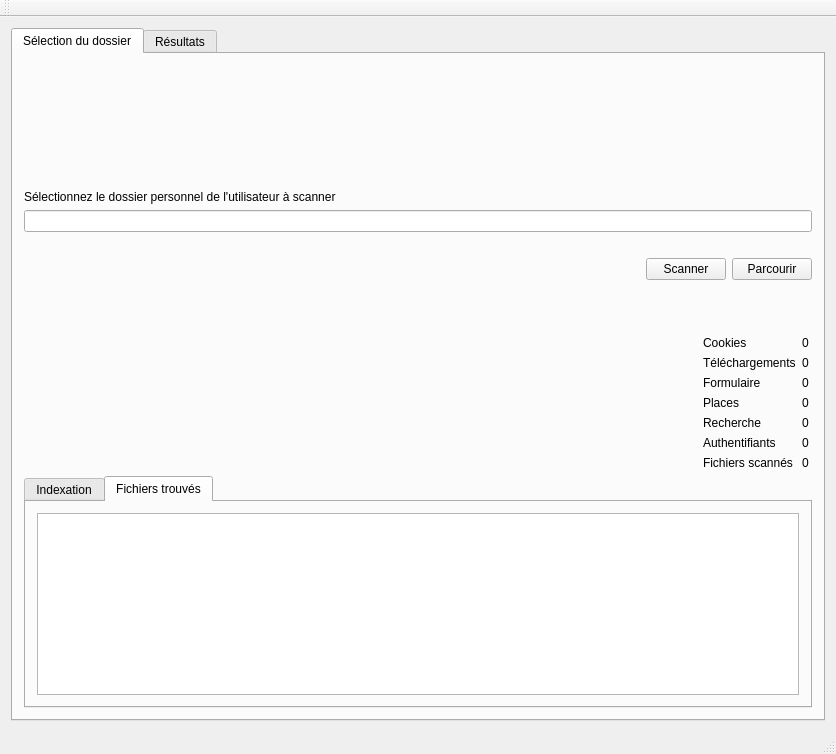
mgrzybek/forensics-data-extractor, file ui/main_window.ui: the form before one commit.
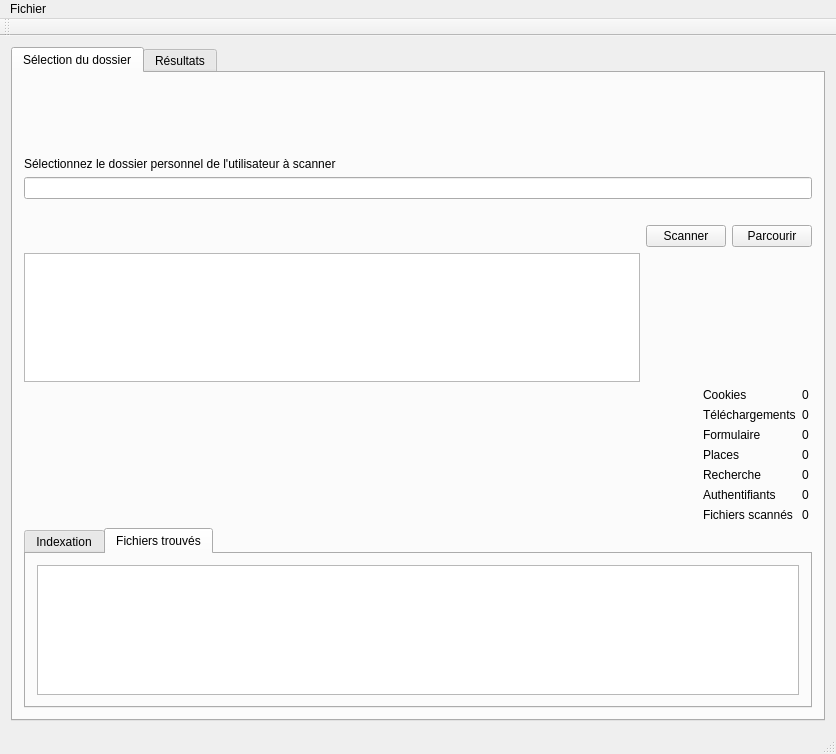
The form after the commit.

```diff
--- a/ui/main_window.ui
+++ b/ui/main_window.ui
@@ -254,6 +254,9 @@
           </widget>
          </widget>
         </item>
+        <item row="5" column="0">
+         <widget class="QTableView" name="tableView"/>
+        </item>
        </layout>
       </widget>
       <widget class="QWidget" name="widget">
@@ -415,6 +418,17 @@
      <height>22</height>
     </rect>
    </property>
+   <widget class="QMenu" name="menuFichier">
+    <property name="title">
+     <string>Fichier</string>
+    </property>
+    <addaction name="action_New_Analysis"/>
+    <addaction name="action_Open_Analysis"/>
+    <addaction name="action_Close_Analysis"/>
+    <addaction name="separator"/>
+    <addaction name="action_Quit"/>
+   </widget>
+   <addaction name="menuFichier"/>
   </widget>
   <widget class="QToolBar" name="mainToolBar">
    <attribute name="toolBarArea">
```
Left out of the diff: 29 changed lines with no effect on the pictures.
